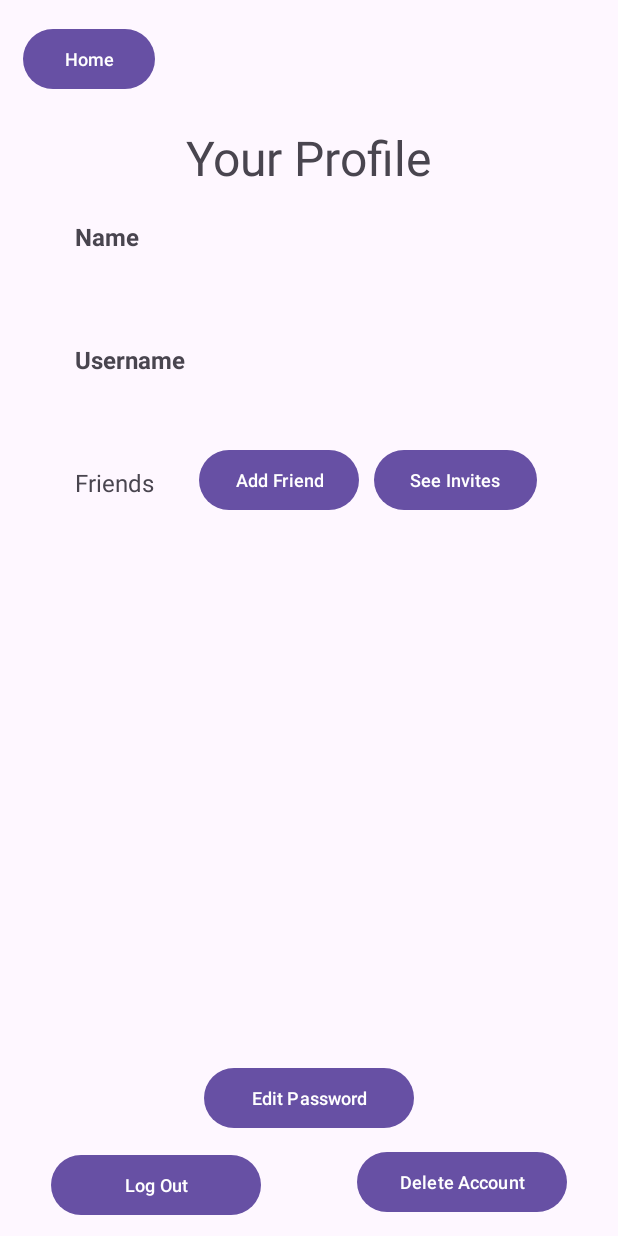
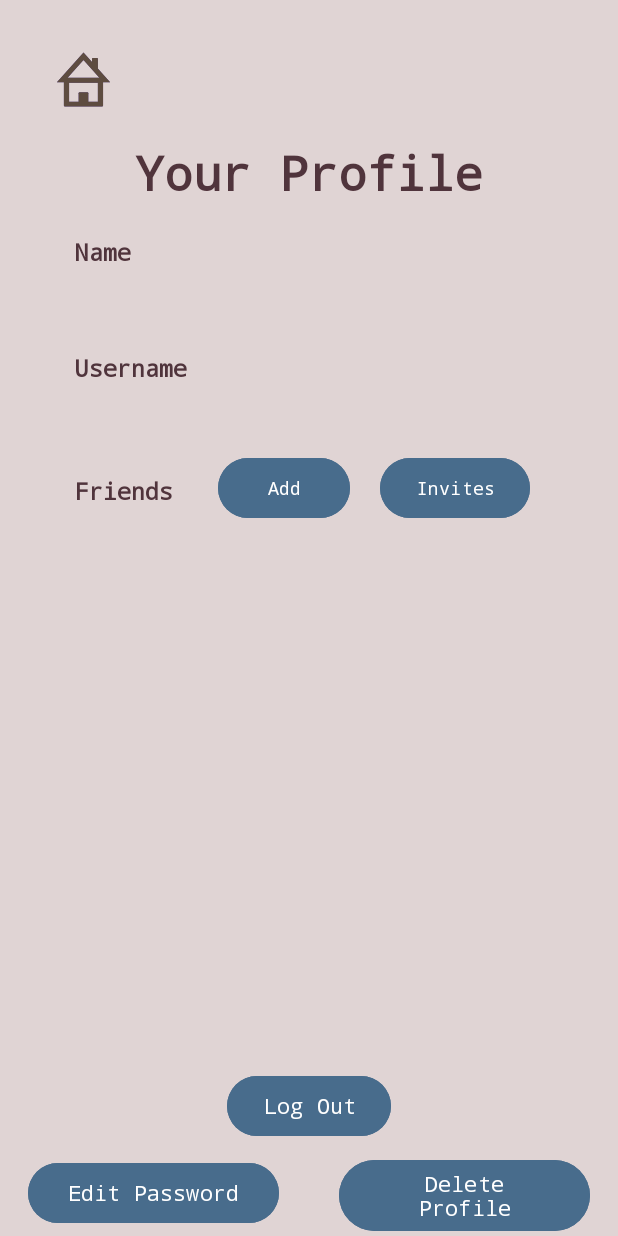
Before and after one commit to JohnN310/Scrollify, an Android app: the ProfilePagePlaceholder screen opened directly, with no data from a screen before it, on a phone screen of 412 x 824 dp. Run offline under Robolectric (Android 15) with nearby library versions, the phone set to English and light mode, and no system bars; libraries missing offline, so code that uses them is left out: org.checkerframework.checker; 6 statements that could not run were skipped.

Commit message:
stylistic choices

```diff
--- a/app/src/main/AndroidManifest.xml
+++ b/app/src/main/AndroidManifest.xml
@@ -38,6 +38,7 @@
         <activity android:name=".LoginPage" />
         <activity android:name=".HomePage" />
         <activity android:name=".SeeInvites" />
+        <activity android:name=".Settings" />
 
     </application>
 
--- a/app/src/main/java/com/example/spotifytest/ProfilePagePlaceholder.java
+++ b/app/src/main/java/com/example/spotifytest/ProfilePagePlaceholder.java
@@ -81,6 +81,9 @@ public class ProfilePagePlaceholder extends AppCompatActivity
             @Override
             public void onClick(View v) {
                 Intent intent = new Intent(ProfilePagePlaceholder.this, HomePage.class);
+                Bundle bundle = new Bundle();
+                bundle.putString("username", username);
+                intent.putExtras(bundle);
                 startActivity(intent);
             }
         });
--- /dev/null
+++ b/app/src/main/res/drawable/home.xml
@@ -0,0 +1,26 @@
+<vector xmlns:android="http://schemas.android.com/apk/res/android"
+    android:width="1600dp"
+    android:height="1600dp"
+    android:viewportWidth="1600"
+    android:viewportHeight="1600">
+  <group>
+    <clip-path
+        android:pathData="M442,769L1157,769A20,20 0,0 1,1177 789L1177,1356A20,20 0,0 1,1157 1376L442,1376A20,20 0,0 1,422 1356L422,789A20,20 0,0 1,442 769z"/>
+    <path
+        android:pathData="M442,769L1157,769A20,20 0,0 1,1177 789L1177,1356A20,20 0,0 1,1157 1376L442,1376A20,20 0,0 1,422 1356L422,789A20,20 0,0 1,442 769z"
+        android:strokeWidth="200"
+        android:fillColor="#00000000"
+        android:strokeColor="#5E4C40"/>
+  </group>
+  <path
+      android:pathData="M390.9,810.5L800,302.7L1209.1,810.5H390.9Z"
+      android:strokeWidth="100"
+      android:fillColor="#00000000"
+      android:strokeColor="#5E4C40"/>
+  <path
+      android:pathData="M726,1073L873,1073A20,20 0,0 1,893 1093L893,1300A20,20 0,0 1,873 1320L726,1320A20,20 0,0 1,706 1300L706,1093A20,20 0,0 1,726 1073z"
+      android:fillColor="#5E4C40"/>
+  <path
+      android:pathData="M964,359C964,348 973,339 984,339H1058C1069.1,339 1078,348 1078,359V561C1078,572 1069.1,581 1058,581H984C973,581 964,572 964,561V359Z"
+      android:fillColor="#5E4C40"/>
+</vector>
--- a/app/src/main/res/layout/profile_page.xml
+++ b/app/src/main/res/layout/profile_page.xml
@@ -5,6 +5,7 @@
     android:id="@+id/activity_main"
     android:layout_width="match_parent"
     android:layout_height="match_parent"
+    android:background="@color/mainBackground"
     tools:context=".ProfilePage" >
 
     <TextView
@@ -13,7 +14,10 @@
         android:layout_height="wrap_content"
         android:layout_marginStart="120dp"
         android:layout_marginEnd="120dp"
-        android:layout_marginTop="20dp"
+        android:layout_marginTop="15dp"
+        android:fontFamily="monospace"
+        android:textStyle="bold"
+        android:textColor="@color/mainBrown"
         android:text="@string/your_profile"
         android:textSize="32sp"
         app:layout_constraintEnd_toEndOf="parent"
@@ -22,11 +26,13 @@
 
     <Button
         android:id="@+id/go_home"
-        android:layout_width="wrap_content"
-        android:layout_height="wrap_content"
-        android:layout_marginStart="15dp"
-        android:layout_marginTop="15dp"
-        android:text="Home"
+        android:layout_width="55dp"
+        android:layout_height="50dp"
+        android:fontFamily="monospace"
+        android:layout_marginStart="28dp"
+        android:layout_marginTop="28dp"
+        android:foreground="@drawable/home"
+        android:background="@drawable/home"
         android:textSize="12sp"
         app:layout_constraintStart_toStartOf="parent"
         app:layout_constraintTop_toTopOf="parent"/>
@@ -37,6 +43,8 @@
         android:layout_height="wrap_content"
         android:layout_marginStart="50dp"
         android:layout_marginTop="20dp"
+        android:fontFamily="monospace"
+        android:textColor="@color/mainBrown"
         android:text="@string/name"
         android:textStyle="bold"
         android:textSize="16sp"
@@ -49,6 +57,8 @@
         android:layout_height="wrap_content"
         android:layout_marginStart="50dp"
         android:layout_marginTop="10dp"
+        android:fontFamily="monospace"
+        android:textColor="@color/mainBrown"
         android:text="@string/name"
         android:textSize="16sp"
         app:layout_constraintStart_toStartOf="parent"
@@ -60,8 +70,10 @@
         android:layout_width="wrap_content"
         android:layout_height="wrap_content"
         android:layout_marginStart="50dp"
-        android:layout_marginTop="60dp"
+        android:layout_marginTop="55dp"
         android:textStyle="bold"
+        android:fontFamily="monospace"
+        android:textColor="@color/mainBrown"
         android:text="@string/username"
         android:textSize="16sp"
         app:layout_constraintStart_toStartOf="parent"
@@ -73,6 +85,8 @@
         android:layout_height="wrap_content"
         android:layout_marginStart="50dp"
         android:layout_marginTop="10dp"
+        android:fontFamily="monospace"
+        android:textColor="@color/mainBrown"
         android:text="@string/username"
         android:textSize="16sp"
         app:layout_constraintStart_toStartOf="parent"
@@ -81,42 +95,47 @@
 
     <Button
         android:id="@+id/editPassword"
-        android:layout_width="140dp"
+        android:layout_width="167dp"
         android:layout_height="wrap_content"
-        android:layout_marginTop="20dp"
-        android:layout_marginEnd="150dp"
-        android:layout_marginStart="150dp"
+        android:fontFamily="monospace"
+        android:backgroundTint="@color/buttonBlue"
         android:text="@string/change_password"
-        android:textSize="12sp"
-        app:layout_constraintEnd_toEndOf="parent"
+        android:textSize="14sp"
+        app:layout_constraintEnd_toStartOf="@id/delete_account"
+        android:layout_marginStart="40dp"
+        android:layout_marginTop="10dp"
+        android:layout_marginEnd="20dp"
         app:layout_constraintStart_toStartOf="parent"
-        app:layout_constraintTop_toBottomOf="@+id/list_of_friends" />
+        app:layout_constraintTop_toBottomOf="@+id/logout" />
 
     <Button
         android:id="@+id/logout"
-        android:layout_width="140dp"
+        android:layout_width="wrap_content"
         android:layout_height="wrap_content"
-        android:layout_marginStart="30dp"
-        android:layout_marginTop="10dp"
-        android:layout_marginEnd="30dp"
+        android:fontFamily="monospace"
+        android:backgroundTint="@color/buttonBlue"
         android:text="@string/log_out"
-        android:textSize="12sp"
+        android:textSize="14sp" android:layout_marginTop="20dp"
+        android:layout_marginEnd="150dp"
+        android:layout_marginStart="150dp"
+        app:layout_constraintEnd_toEndOf="parent"
         app:layout_constraintStart_toStartOf="parent"
-        app:layout_constraintEnd_toStartOf="@id/delete_account"
-        app:layout_constraintTop_toBottomOf="@+id/editPassword" />
+        app:layout_constraintTop_toBottomOf="@+id/list_of_friends"/>
 
     <Button
         android:id="@+id/delete_account"
-        android:layout_width="140dp"
+        android:layout_width="167dp"
         android:layout_height="wrap_content"
-        android:layout_marginStart="30dp"
+        android:layout_marginStart="20dp"
         android:layout_marginTop="8dp"
-        android:layout_marginEnd="30dp"
+        android:layout_marginEnd="40dp"
         android:text="@string/delete_account"
-        android:textSize="12sp"
+        android:textSize="14sp"
+        android:fontFamily="monospace"
+        android:backgroundTint="@color/buttonBlue"
         app:layout_constraintEnd_toEndOf="parent"
-        app:layout_constraintStart_toEndOf="@+id/logout"
-        app:layout_constraintTop_toBottomOf="@+id/editPassword" />
+        app:layout_constraintStart_toEndOf="@+id/editPassword"
+        app:layout_constraintTop_toBottomOf="@+id/logout" />
 
     <TextView
         android:id="@+id/friends_list"
@@ -126,6 +145,9 @@
         android:layout_marginTop="60dp"
         android:text="@string/friends"
         android:textSize="16sp"
+        android:fontFamily="monospace"
+        android:textColor="@color/mainBrown"
+        android:textStyle="bold"
         app:layout_constraintStart_toStartOf="parent"
         app:layout_constraintTop_toBottomOf="@id/your_username_text" />
 
@@ -146,6 +168,8 @@
         android:layout_height="wrap_content"
         android:layout_marginTop="45dp"
         android:layout_marginStart="30dp"
+        android:fontFamily="monospace"
+        android:backgroundTint="@color/buttonBlue"
         android:text="@string/add_friend"
         android:textSize="12sp"
         app:layout_constraintStart_toEndOf="@+id/friends_list"
@@ -157,7 +181,9 @@
         android:layout_width="wrap_content"
         android:layout_height="wrap_content"
         android:layout_marginTop="45dp"
-        android:layout_marginStart="10dp"
+        android:layout_marginStart="20dp"
+        android:fontFamily="monospace"
+        android:backgroundTint="@color/buttonBlue"
         android:text="@string/see_invites"
         android:textSize="12sp"
         app:layout_constraintStart_toEndOf="@+id/addFriendButton"
--- a/app/src/main/res/values/colors.xml
+++ b/app/src/main/res/values/colors.xml
@@ -4,6 +4,9 @@
     <color name="white">#FFFFFFFF</color>
     <color name="correct_color">#C6F1BC</color>
     <color name="incorrect_color">#E86B6B</color>
+    <color name="mainBackground">#e0d4d4</color>
+    <color name="mainBrown">#50343c</color>
+    <color name="buttonBlue">#486c8c</color>
     <color name="my_button_color">#ECFAE2</color> <!-- Replace #FF5722 with your desired color code -->
 
 </resources>
--- a/app/src/main/res/values/strings.xml
+++ b/app/src/main/res/values/strings.xml
@@ -60,11 +60,11 @@
     <string name="your_profile">Your Profile</string>
     <string name="change_password">Edit Password</string>
     <string name="friends">Friends</string>
-    <string name="add_friend">Add Friend</string>
-    <string name="see_invites">See Invites</string>
+    <string name="add_friend">Add</string>
+    <string name="see_invites">Invites</string>
     <string name="information">Information</string>
     <string name="log_out">Log Out</string>
-    <string name="delete_account">Delete Account</string>
+    <string name="delete_account">Delete Profile</string>
     <string name="token">Token</string>
     <string name="code">Code</string>
     <string name="old_password">Old Password</string>
@@ -74,10 +74,10 @@
     <string name="past_year">Past Year</string>
     <string name="saved">Saved</string>
     <string name="past_month">Past Month</string>
-    <string name="profile">Profile</string>
     <string name="settings">Settings</string>
     <string name="friendname">friendName</string>
     <string name="friendusername">friendUserName</string>
+    <string name="dark_mode">Dark Mode</string>
 
     <!-- Artist options -->
     <string-array name="song_options">
```
Also changed, not shown: app/src/main/java/com/example/spotifytest/HomePage.java (+9 -3 lines), app/src/main/java/com/example/spotifytest/Settings.java (+13 -0 lines), app/src/main/res/drawable/profile.xml (added, +21 -0 lines), app/src/main/res/drawable/settings.xml (added, +75 -0 lines), app/src/main/res/layout/activity_login.xml (+12 -1 lines), app/src/main/res/layout/create_account.xml (+71 -72 lines), app/src/main/res/layout/home_page.xml (+31 -19 lines), app/src/main/res/layout/settings.xml (+56 -0 lines).
